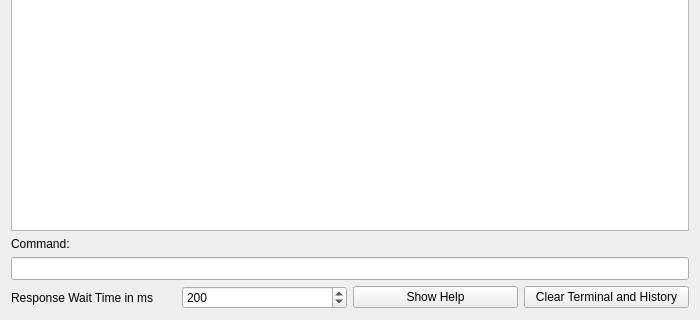
KAYA-Instruments/SDI-Control-Point, file dct_widgets/debugterminal/debugterminal.ui: the form before one commit; both pictures show x 0 to 700 and y 580 to 900 of the 700 by 900 pixel window.
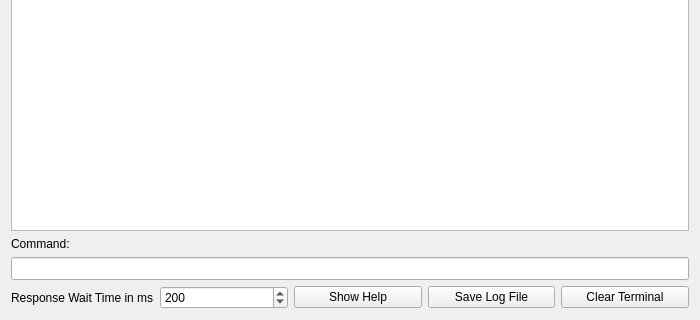
The form after the commit. Icons and pictures are not drawn.

Commit message:
Further improved the Debug Terminal, fixed bug in mcc slider
- The Debug Terminal now has a "Save Log" button to store the current
  text in a .txt file
- The Amount of lines in the Terminal has been limited to 10000 lines
  to avoid unlimited memory usage, the amount of commands in the history
  has been limited to 100 commands
- Fixed a bug in the MCC Slider widget, where a "stop blinking" command
  was issued whenever a slider was deleted which caused a lot of those
  commands to be send on opmode changes
- Fixed a bug where blinking was not turned of when "reset phase" was
  clicked

```diff
--- a/dct_widgets/debugterminal/debugterminal.ui
+++ b/dct_widgets/debugterminal/debugterminal.ui
@@ -94,10 +94,17 @@
        </property>
       </widget>
      </item>
+     <item>
+      <widget class="QPushButton" name="btnSaveLog">
+       <property name="text">
+        <string>Save Log File</string>
+       </property>
+      </widget>
+     </item>
      <item>
       <widget class="QPushButton" name="btnClearTerminal">
        <property name="text">
-        <string>Clear Terminal and History</string>
+        <string>Clear Terminal</string>
        </property>
       </widget>
      </item>
```
The commit also changes 5 other files.
